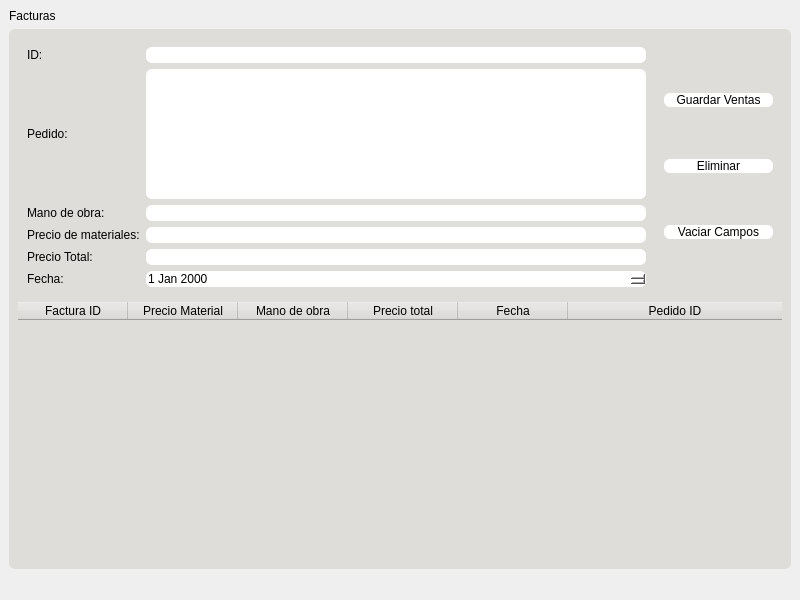
Old version of the form Proyecto/Interfaces/Ui/Factura.ui in the repository EdCenten0/MAPA-Python.
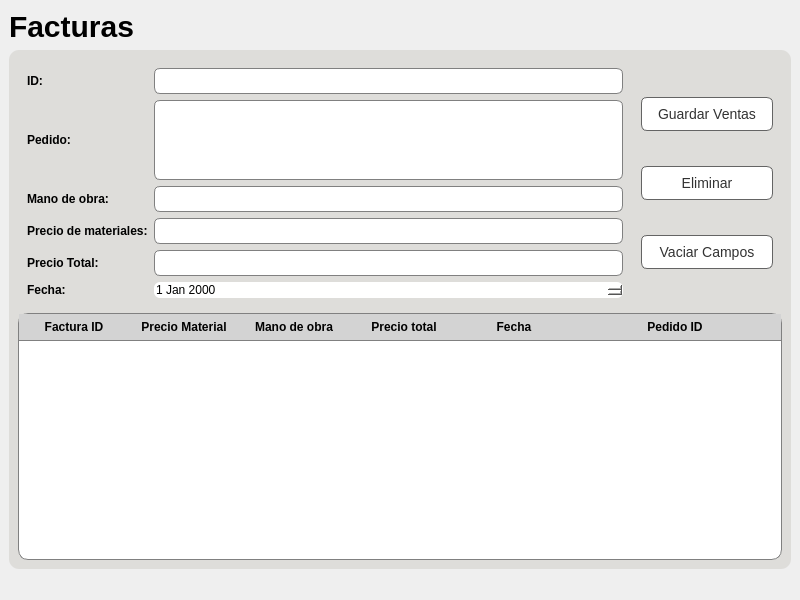
New version of the form.

Commit message: Cambios en el diseño de l a interfaz de facturas

What changed in the file:
```diff
--- a/Proyecto/Interfaces/Ui/Factura.ui
+++ b/Proyecto/Interfaces/Ui/Factura.ui
@@ -22,7 +22,9 @@
     <item>
      <widget class="QLabel" name="label">
       <property name="styleSheet">
-       <string notr="true">font: 75 18pt &quot;MS Shell Dlg 2&quot;;</string>
+       <string notr="true">font-family:&quot;Inter&quot;, sans-serif;
+font-size:30px;
+font-weight:500;</string>
       </property>
       <property name="text">
        <string>Facturas</string>
@@ -32,7 +34,75 @@
     <item>
      <widget class="QFrame" name="frame">
       <property name="styleSheet">
-       <string notr="true">background-color: rgb(222, 221, 218);</string>
+       <string notr="true">QFrame{
+	background-color: rgb(222, 221, 218);
+	border:none;
+}
+QPushButton {
+	background-color:rgb(255, 255, 255);
+	border:1px solid rgb(100,100,100);
+	color:rgb(50,50,50);
+    padding: 8px 16px;
+    border-radius: 6px;
+    font-size: 14px;
+}
+
+QPushButton:hover {
+    background-color: #D6D2D1;
+}
+
+QPushButton:pressed {
+    background-color: #52c7ff;
+}
+
+QLabel{
+		font-weight:500;
+}
+
+*{
+		font-family:&quot;Inter&quot;, sans-serif;
+		
+}
+
+QFrame{
+		background-color: rgb(222, 221, 218);
+		border-radius:10%;
+}
+
+QLineEdit {
+    background-color: white;
+    border: 1px solid gray;
+    padding: 4px;
+    border-radius: 6px;
+    font-size: 12px;
+}
+
+QLineEdit:focus {
+    border-color: #3daee9;
+    outline: none;
+}
+
+QLineEdit::hover {
+    background-color: #f0f0f0;
+}
+
+QTextEdit {
+    background-color: white;
+    border: 1px solid gray;
+    padding: 4px;
+    border-radius: 6px;
+    font-size: 12px;
+}
+
+QTextEdit:focus {
+    border-color: #3daee9;
+    outline: none;
+}
+
+QTextEdit::hover {
+    background-color: #f0f0f0;
+}
+</string>
       </property>
       <property name="frameShape">
        <enum>QFrame::StyledPanel</enum>
@@ -71,7 +141,10 @@
           <item>
            <widget class="QFrame" name="frame_4">
             <property name="styleSheet">
-             <string notr="true"/>
+             <string notr="true">QLabel{
+		font-weight:500;
+}
+</string>
             </property>
             <property name="frameShape">
              <enum>QFrame::StyledPanel</enum>
@@ -90,7 +163,7 @@
              <item row="0" column="0">
               <widget class="QLabel" name="label_2">
                <property name="styleSheet">
-                <string notr="true">font: 12pt &quot;MS Shell Dlg 2&quot;;</string>
+                <string notr="true">font-weight:500;</string>
                </property>
                <property name="text">
                 <string>ID:</string>
@@ -110,7 +183,7 @@
              <item row="1" column="0">
               <widget class="QLabel" name="label_3">
                <property name="styleSheet">
-                <string notr="true">font: 12pt &quot;MS Shell Dlg 2&quot;;</string>
+                <string notr="true">font-weight:500;</string>
                </property>
                <property name="text">
                 <string>Pedido:</string>
@@ -120,7 +193,7 @@
              <item row="2" column="0">
               <widget class="QLabel" name="label_4">
                <property name="styleSheet">
-                <string notr="true">font: 12pt &quot;MS Shell Dlg 2&quot;;</string>
+                <string notr="true">font-weight:500;</string>
                </property>
                <property name="text">
                 <string>Mano de obra:</string>
@@ -130,7 +203,7 @@
              <item row="3" column="0">
               <widget class="QLabel" name="label_5">
                <property name="styleSheet">
-                <string notr="true">font: 12pt &quot;MS Shell Dlg 2&quot;;</string>
+                <string notr="true">font-weight:500;</string>
                </property>
                <property name="text">
                 <string>Precio de materiales:</string>
@@ -161,7 +234,7 @@
              <item row="5" column="0">
               <widget class="QLabel" name="label_7">
                <property name="styleSheet">
-                <string notr="true">font: 12pt &quot;MS Shell Dlg 2&quot;;</string>
+                <string notr="true">font-weight:500;</string>
                </property>
                <property name="text">
                 <string>Fecha:</string>
@@ -171,7 +244,7 @@
              <item row="4" column="0">
               <widget class="QLabel" name="label_6">
                <property name="styleSheet">
-                <string notr="true">font: 12pt &quot;MS Shell Dlg 2&quot;;</string>
+                <string notr="true">font-weight:500;</string>
                </property>
                <property name="text">
                 <string>Precio Total:</string>
@@ -191,7 +264,23 @@
           <item>
            <widget class="QFrame" name="frame_5">
             <property name="styleSheet">
-             <string notr="true"/>
+             <string notr="true">QPushButton {
+	background-color:rgb(255, 255, 255);
+	border:1px solid rgb(100,100,100);
+	color:rgb(50,50,50);
+    padding: 8px 16px;
+    border-radius: 6px;
+    font-size: 14px;
+}
+
+QPushButton:hover {
+    background-color: #D6D2D1;
+}
+
+QPushButton:pressed {
+    background-color: #52c7ff;
+}
+</string>
             </property>
             <property name="frameShape">
              <enum>QFrame::StyledPanel</enum>
@@ -203,7 +292,23 @@
              <item>
               <widget class="QPushButton" name="pushButton">
                <property name="styleSheet">
-                <string notr="true">background-color: rgb(255, 255, 255);</string>
+                <string notr="true">QPushButton {
+	background-color:rgb(255, 255, 255);
+	border:1px solid rgb(100,100,100);
+	color:rgb(50,50,50);
+    padding: 8px 16px;
+    border-radius: 6px;
+    font-size: 14px;
+}
+
+QPushButton:hover {
+    background-color: #D6D2D1;
+}
+
+QPushButton:pressed {
+    background-color: #52c7ff;
+}
+</string>
                </property>
                <property name="text">
                 <string>Guardar Ventas</string>
@@ -213,7 +318,23 @@
              <item>
               <widget class="QPushButton" name="pushButton_2">
                <property name="styleSheet">
-                <string notr="true">background-color: rgb(255, 255, 255);</string>
+                <string notr="true">QPushButton {
+	background-color:rgb(255, 255, 255);
+	border:1px solid rgb(100,100,100);
+	color:rgb(50,50,50);
+    padding: 8px 16px;
+    border-radius: 6px;
+    font-size: 14px;
+}
+
+QPushButton:hover {
+    background-color: #D6D2D1;
+}
+
+QPushButton:pressed {
+    background-color: #52c7ff;
+}
+</string>
                </property>
                <property name="text">
                 <string>Eliminar</string>
@@ -223,7 +344,23 @@
              <item>
               <widget class="QPushButton" name="pushButton_3">
                <property name="styleSheet">
-                <string notr="true">background-color: rgb(255, 255, 255);</string>
+                <string notr="true">QPushButton {
+	background-color:rgb(255, 255, 255);
+	border:1px solid rgb(100,100,100);
+	color:rgb(50,50,50);
+    padding: 8px 16px;
+    border-radius: 6px;
+    font-size: 14px;
+}
+
+QPushButton:hover {
+    background-color: #D6D2D1;
+}
+
+QPushButton:pressed {
+    background-color: #52c7ff;
+}
+</string>
                </property>
                <property name="text">
                 <string>Vaciar Campos</string>
@@ -267,6 +404,62 @@
            <layout class="QVBoxLayout" name="verticalLayout_2">
             <item>
              <widget class="QTableWidget" name="tableWidget">
+              <property name="styleSheet">
+               <string notr="true">QTableView QHeaderView::section {
+    font-size: 12px;
+    font-weight: bold;
+    background-color: lightgray;
+    padding: 4px;
+    border: none;
+    border-bottom: 1px solid gray;
+}
+
+QTableView {
+    background-color: white;
+    border: 1px solid gray;
+}
+
+QTableView QScrollBar:vertical {
+    width: 14px;
+    background-color: lightgray;
+}
+
+QTableView QScrollBar::handle:vertical {
+    background-color: gray;
+    border-radius: 7px;
+}
+
+QTableView QScrollBar::add-line:vertical,
+QTableView QScrollBar::sub-line:vertical {
+    background-color: transparent;
+}
+
+QTableView QScrollBar::add-page:vertical,
+QTableView QScrollBar::sub-page:vertical {
+    background-color: transparent;
+}
+
+QTableView QScrollBar:horizontal {
+    height: 14px;
+    background-color: lightgray;
+}
+
+QTableView QScrollBar::handle:horizontal {
+    background-color: gray;
+    border-radius: 7px;
+}
+
+QTableView QScrollBar::add-line:horizontal,
+QTableView QScrollBar::sub-line:horizontal {
+    background-color: transparent;
+}
+
+QTableView QScrollBar::add-page:horizontal,
+QTableView QScrollBar::sub-page:horizontal {
+    background-color: transparent;
+}
+</string>
+              </property>
               <property name="lineWidth">
                <number>0</number>
               </property>
```
Left out of the diff: 9 changed lines with no effect on the pictures. The commit also changes 1 other file.
